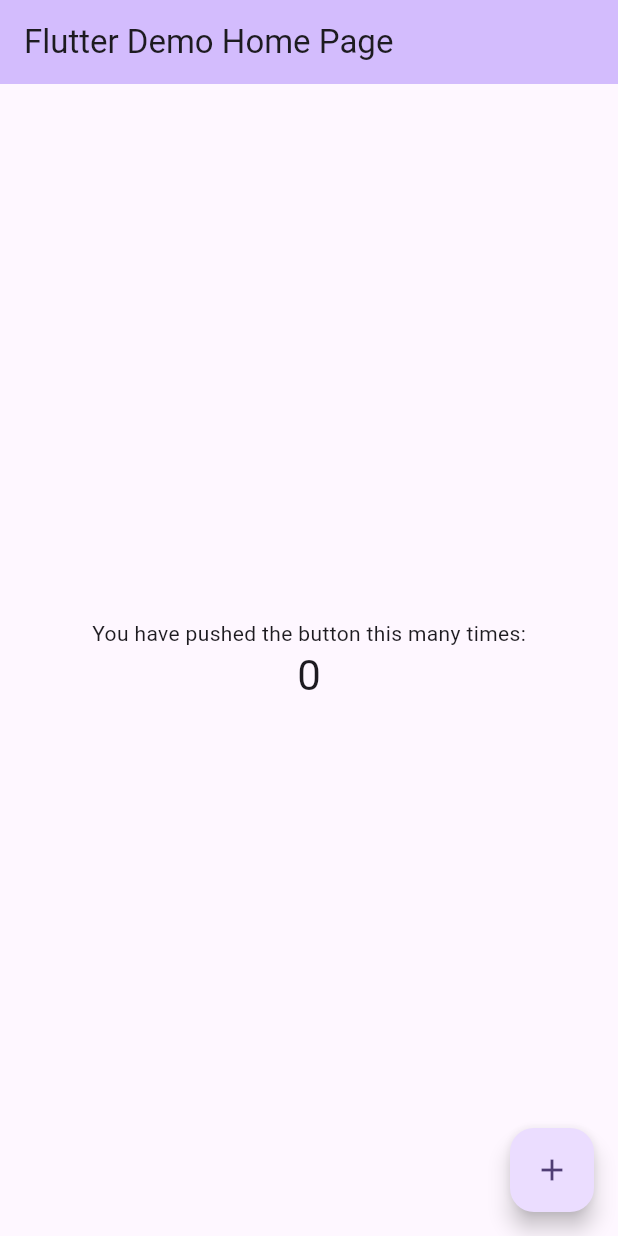
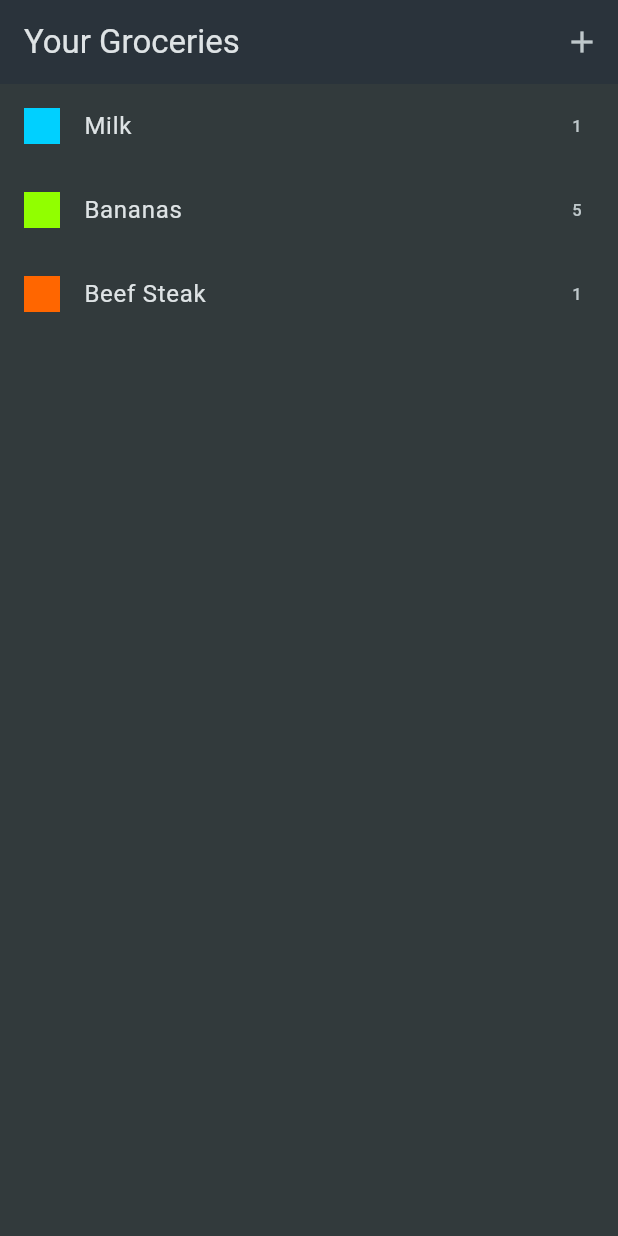
Before and after one commit to Avishka-Dulanjana/Shopping-List-App, a Flutter app: the screen it shows after launch, on a phone screen of 412 x 824 dp. Run offline on Flutter 3.47's test engine with Material 3 defaults, Android fonts, the phone set to English and light mode, and no system bars.

Commit message:
New Item Add Button

```diff
--- /dev/null
+++ b/lib/data/dummy_items.dart
@@ -0,0 +1,22 @@
+import 'package:shopping_list/models/grocery_item.dart';
+
+import 'package:shopping_list/models/category.dart';
+import 'package:shopping_list/data/categories.dart';
+
+final groceryItems = [
+  GroceryItem(
+      id: 'a',
+      name: 'Milk',
+      quantity: 1,
+      category: categories[Categories.dairy]!),
+  GroceryItem(
+      id: 'b',
+      name: 'Bananas',
+      quantity: 5,
+      category: categories[Categories.fruit]!),
+  GroceryItem(
+      id: 'c',
+      name: 'Beef Steak',
+      quantity: 1,
+      category: categories[Categories.meat]!),
+];
--- a/lib/main.dart
+++ b/lib/main.dart
@@ -1,4 +1,6 @@
 import 'package:flutter/material.dart';
+
+import 'package:shopping_list/widgets/grocery_list.dart';
 
 void main() {
   runApp(const MyApp());
@@ -7,119 +9,20 @@
 class MyApp extends StatelessWidget {
   const MyApp({super.key});
 
-  // This widget is the root of your application.
   @override
   Widget build(BuildContext context) {
     return MaterialApp(
-      title: 'Flutter Demo',
-      theme: ThemeData(
-        // This is the theme of your application.
-        //
-        // TRY THIS: Try running your application with "flutter run". You'll see
-        // the application has a blue toolbar. Then, without quitting the app,
-        // try changing the seedColor in the colorScheme below to Colors.green
-        // and then invoke "hot reload" (save your changes or press the "hot
-        // reload" button in a Flutter-supported IDE, or press "r" if you used
-        // the command line to start the app).
-        //
-        // Notice that the counter didn't reset back to zero; the application
-        // state is not lost during the reload. To reset the state, use hot
-        // restart instead.
-        //
-        // This works for code too, not just values: Most code changes can be
-        // tested with just a hot reload.
-        colorScheme: ColorScheme.fromSeed(seedColor: Colors.deepPurple),
+      title: 'Flutter Groceries',
+      theme: ThemeData.dark().copyWith(
         useMaterial3: true,
+        colorScheme: ColorScheme.fromSeed(
+          seedColor: const Color.fromARGB(255, 147, 229, 250),
+          brightness: Brightness.dark,
+          surface: const Color.fromARGB(255, 42, 51, 59),
+        ),
+        scaffoldBackgroundColor: const Color.fromARGB(255, 50, 58, 60),
       ),
-      home: const MyHomePage(title: 'Flutter Demo Home Page'),
+      home: const GroceryList(),
     );
   }
 }
-
-class MyHomePage extends StatefulWidget {
-  const MyHomePage({super.key, required this.title});
-
-  // This widget is the home page of your application. It is stateful, meaning
-  // that it has a State object (defined below) that contains fields that affect
-  // how it looks.
-
-  // This class is the configuration for the state. It holds the values (in this
-  // case the title) provided by the parent (in this case the App widget) and
-  // used by the build method of the State. Fields in a Widget subclass are
-  // always marked "final".
-
-  final String title;
-
-  @override
-  State<MyHomePage> createState() => _MyHomePageState();
-}
-
-class _MyHomePageState extends State<MyHomePage> {
-  int _counter = 0;
-
-  void _incrementCounter() {
-    setState(() {
-      // This call to setState tells the Flutter framework that something has
-      // changed in this State, which causes it to rerun the build method below
-      // so that the display can reflect the updated values. If we changed
-      // _counter without calling setState(), then the build method would not be
-      // called again, and so nothing would appear to happen.
-      _counter++;
-    });
-  }
-
-  @override
-  Widget build(BuildContext context) {
-    // This method is rerun every time setState is called, for instance as done
-    // by the _incrementCounter method above.
-    //
-    // The Flutter framework has been optimized to make rerunning build methods
-    // fast, so that you can just rebuild anything that needs updating rather
-    // than having to individually change instances of widgets.
-    return Scaffold(
-      appBar: AppBar(
-        // TRY THIS: Try changing the color here to a specific color (to
-        // Colors.amber, perhaps?) and trigger a hot reload to see the AppBar
-        // change color while the other colors stay the same.
-        backgroundColor: Theme.of(context).colorScheme.inversePrimary,
-        // Here we take the value from the MyHomePage object that was created by
-        // the App.build method, and use it to set our appbar title.
-        title: Text(widget.title),
-      ),
-      body: Center(
-        // Center is a layout widget. It takes a single child and positions it
-        // in the middle of the parent.
-        child: Column(
-          // Column is also a layout widget. It takes a list of children and
-          // arranges them vertically. By default, it sizes itself to fit its
-          // children horizontally, and tries to be as tall as its parent.
-          //
-          // Column has various properties to control how it sizes itself and
-          // how it positions its children. Here we use mainAxisAlignment to
-          // center the children vertically; the main axis here is the vertical
-          // axis because Columns are vertical (the cross axis would be
-          // horizontal).
-          //
-          // TRY THIS: Invoke "debug painting" (choose the "Toggle Debug Paint"
-          // action in the IDE, or press "p" in the console), to see the
-          // wireframe for each widget.
-          mainAxisAlignment: MainAxisAlignment.center,
-          children: <Widget>[
-            const Text(
-              'You have pushed the button this many times:',
-            ),
-            Text(
-              '$_counter',
-              style: Theme.of(context).textTheme.headlineMedium,
-            ),
-          ],
-        ),
-      ),
-      floatingActionButton: FloatingActionButton(
-        onPressed: _incrementCounter,
-        tooltip: 'Increment',
-        child: const Icon(Icons.add),
-      ), // This trailing comma makes auto-formatting nicer for build methods.
-    );
-  }
-}
--- /dev/null
+++ b/lib/widgets/grocery_list.dart
@@ -0,0 +1,51 @@
+import 'package:flutter/material.dart';
+
+import 'package:shopping_list/models/category.dart';
+import 'package:shopping_list/data/dummy_items.dart';
+import 'package:shopping_list/widgets/new_item.dart';
+
+class GroceryList extends StatefulWidget {
+  const GroceryList({super.key});
+
+  @override
+  State<GroceryList> createState() => _GroceryListState();
+}
+
+class _GroceryListState extends State<GroceryList> {
+  void _addItem() {
+    Navigator.of(context).push(
+      MaterialPageRoute(
+        builder: (context) => const NewItem(),
+      ),
+    );
+  }
+
+  @override
+  Widget build(BuildContext context) {
+    return Scaffold(
+      appBar: AppBar(
+        title: const Text('Your Groceries'),
+        actions: [
+          IconButton(
+            onPressed: _addItem,
+            icon: const Icon(Icons.add),
+          )
+        ],
+      ),
+      body: ListView.builder(
+        itemCount: groceryItems.length,
+        itemBuilder: (ctx, index) => ListTile(
+          title: Text(groceryItems[index].name),
+          leading: Container(
+            width: 24,
+            height: 24,
+            color: groceryItems[index].category.color,
+          ),
+          trailing: Text(
+            groceryItems[index].quantity.toString(),
+          ),
+        ),
+      ),
+    );
+  }
+}
```
Also changed, not shown: lib/data/categories.dart (added, +46 -0 lines), lib/models/category.dart (added, +24 -0 lines), lib/models/grocery_item.dart (added, +15 -0 lines), lib/widgets/new_item.dart (added, +25 -0 lines).
